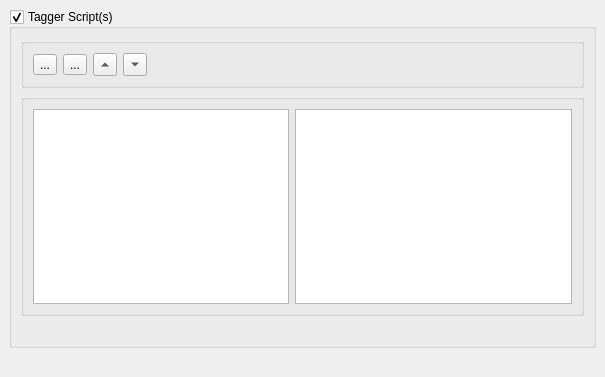
metabrainz/picard, file ui/options_script.ui: the form before one commit.
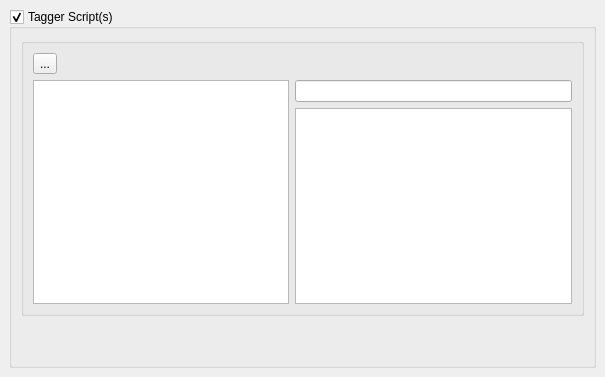
The form after the commit.

Commit message: advanced UI design complete -multitagger

Patch:
```diff
--- a/ui/options_script.ui
+++ b/ui/options_script.ui
@@ -26,90 +26,19 @@
       <bool>true</bool>
      </property>
      <layout class="QVBoxLayout" name="verticalLayout">
-      <item>
-       <widget class="QGroupBox" name="script_tools">
-        <property name="title">
-         <string/>
-        </property>
-        <layout class="QHBoxLayout" name="horizontalLayout">
-         <item alignment="Qt::AlignLeft">
-          <widget class="QToolButton" name="add_script">
-           <property name="toolTip">
-            <string>Add script</string>
-           </property>
-           <property name="text">
-            <string>...</string>
-           </property>
-           <property name="autoRaise">
-            <bool>false</bool>
-           </property>
-          </widget>
-         </item>
-         <item>
-          <widget class="QToolButton" name="remove_script">
-           <property name="toolTip">
-            <string>Remove script</string>
-           </property>
-           <property name="text">
-            <string>...</string>
-           </property>
-           <property name="toolButtonStyle">
-            <enum>Qt::ToolButtonIconOnly</enum>
-           </property>
-           <property name="autoRaise">
-            <bool>false</bool>
-           </property>
-          </widget>
-         </item>
-         <item alignment="Qt::AlignLeft">
-          <widget class="QToolButton" name="up_script">
-           <property name="toolTip">
-            <string>Move script up</string>
-           </property>
-           <property name="text">
-            <string>...</string>
-           </property>
-           <property name="arrowType">
-            <enum>Qt::UpArrow</enum>
-           </property>
-          </widget>
-         </item>
-         <item alignment="Qt::AlignLeft">
-          <widget class="QToolButton" name="down_script">
-           <property name="toolTip">
-            <string>Move script down</string>
-           </property>
-           <property name="text">
-            <string>...</string>
-           </property>
-           <property name="arrowType">
-            <enum>Qt::DownArrow</enum>
-           </property>
-          </widget>
-         </item>
-         <item>
-          <spacer name="horizontalSpacer">
-           <property name="orientation">
-            <enum>Qt::Horizontal</enum>
-           </property>
-           <property name="sizeHint" stdset="0">
-            <size>
-             <width>40</width>
-             <height>20</height>
-            </size>
-           </property>
-          </spacer>
-         </item>
-        </layout>
-       </widget>
-      </item>
       <item>
        <widget class="QGroupBox" name="groupBox">
+        <property name="sizePolicy">
+         <sizepolicy hsizetype="Expanding" vsizetype="Expanding">
+          <horstretch>0</horstretch>
+          <verstretch>0</verstretch>
+         </sizepolicy>
+        </property>
         <property name="title">
          <string/>
         </property>
         <layout class="QGridLayout" name="gridLayout">
-         <item row="0" column="0">
+         <item row="2" column="2" rowspan="3">
           <widget class="QListWidget" name="script_list">
            <property name="sizePolicy">
             <sizepolicy hsizetype="Fixed" vsizetype="Expanding">
@@ -119,9 +48,32 @@
            </property>
           </widget>
          </item>
-         <item row="0" column="1">
+         <item row="3" column="4" rowspan="2" colspan="2">
           <widget class="QTextEdit" name="tagger_script"/>
          </item>
+         <item row="0" column="2">
+          <widget class="QToolButton" name="add_script">
+           <property name="toolTip">
+            <string>Add script</string>
+           </property>
+           <property name="text">
+            <string>...</string>
+           </property>
+           <property name="autoRaise">
+            <bool>false</bool>
+           </property>
+          </widget>
+         </item>
+         <item row="2" column="4" colspan="2">
+          <widget class="QLineEdit" name="lineEdit">
+           <property name="sizePolicy">
+            <sizepolicy hsizetype="Expanding" vsizetype="Fixed">
+             <horstretch>0</horstretch>
+             <verstretch>0</verstretch>
+            </sizepolicy>
+           </property>
+          </widget>
+         </item>
         </layout>
        </widget>
       </item>
@@ -135,22 +87,22 @@
         </property>
        </widget>
       </item>
+      <item>
+       <widget class="QLabel" name="scripting_doc_link">
+        <property name="text">
+         <string/>
+        </property>
+        <property name="wordWrap">
+         <bool>true</bool>
+        </property>
+        <property name="openExternalLinks">
+         <bool>true</bool>
+        </property>
+       </widget>
+      </item>
      </layout>
     </widget>
    </item>
-   <item>
-    <widget class="QLabel" name="scripting_doc_link">
-     <property name="text">
-      <string/>
-     </property>
-     <property name="wordWrap">
-      <bool>true</bool>
-     </property>
-     <property name="openExternalLinks">
-      <bool>true</bool>
-     </property>
-    </widget>
-   </item>
   </layout>
  </widget>
  <resources/>
```
The commit also changes 4 other files.
